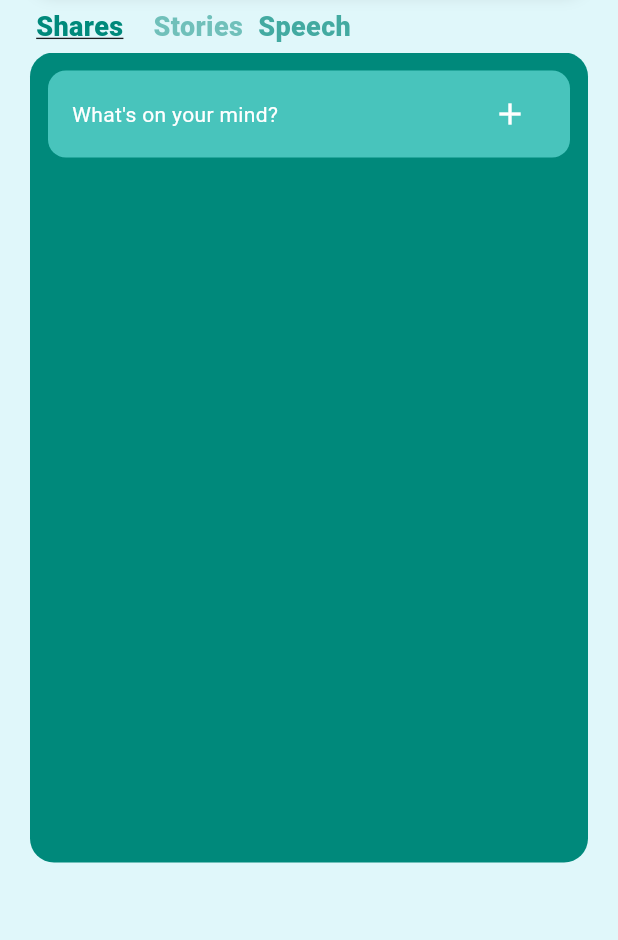
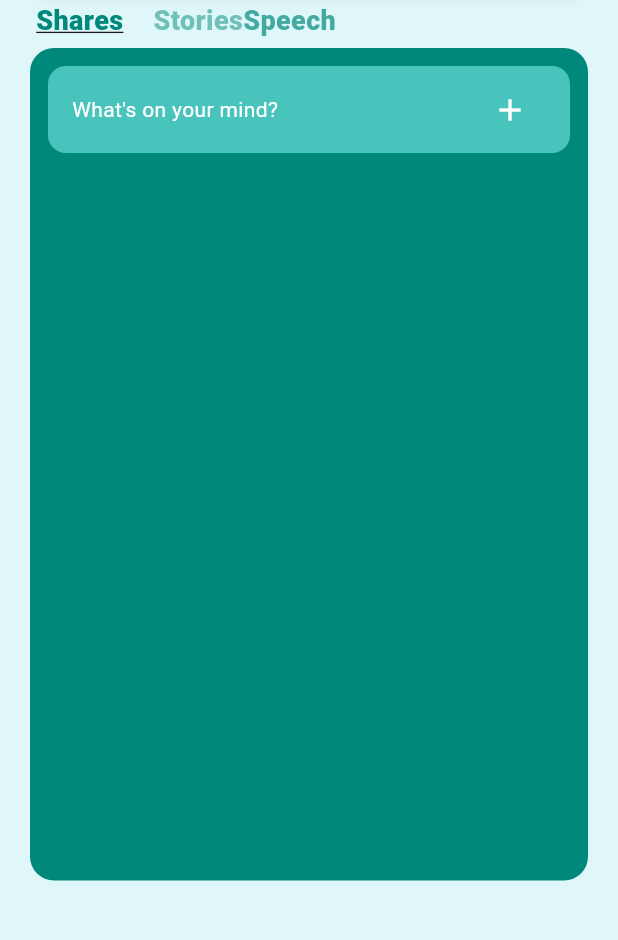
Before and after one commit to kyawnaing19/shweeshaungDaily, a Flutter app: the TeacherProfilePage screen opened directly, on a phone screen of 412 x 824 dp, the part 159-1099 px from its top. Run offline on Flutter 3.47's test engine with Material 3 defaults, Android fonts, the phone set to English and light mode, and no system bars; our stand-ins replace audioplayers, cross_file, curved_navigation_bar, dotted_border, dropdown_button2, google_fonts and 3 more; missing offline and left inert: flutter_quill, record; accounts and stored records are empty; network calls fail.

Commit message:
updated all file this nigt 14.7.25

```diff
--- a/lib/views/audio_upload_page.dart
+++ b/lib/views/audio_upload_page.dart
@@ -6,7 +6,6 @@ import 'package:record/record.dart';
 import 'package:path_provider/path_provider.dart';
 import 'package:cross_file/cross_file.dart';
 import 'package:shweeshaungdaily/services/api_service.dart';
-import 'package:shweeshaungdaily/views/audio_player_widget.dart';
 
 class AudioRecorderScreen extends StatefulWidget {
   const AudioRecorderScreen({super.key});
--- a/lib/views/audio_view.dart
+++ b/lib/views/audio_view.dart
@@ -150,7 +150,7 @@ class _ReactorAudioPageState extends State<ReactorAudioPage>
     final audio = audioList[index];
     final title = audio['title'] ?? 'No Title';
     final author = audio['teacherName'] ?? 'Unknown';
-    final audioUrl = ApiService.base + '/' + audio['fileUrl'];
+    final audioUrl = '${ApiService.base}/' + audio['fileUrl'];
     final time = audio['createdAt'] ?? '';
     return GestureDetector(
       onTap: () => _toggleCard(index),
--- a/lib/views/compose_mail.dart
+++ b/lib/views/compose_mail.dart
@@ -113,7 +113,7 @@ class _ComposeLoveLetterScreenState extends State<ComposeLoveLetterScreen>
           ],
         ),
         padding: const EdgeInsets.symmetric(horizontal: 16, vertical: 5),
-        child: Container(
+        child: SizedBox(
           height: 58,
 
           // Adjust this value to your preferred height
--- a/lib/views/letter_view.dart
+++ b/lib/views/letter_view.dart
@@ -2,6 +2,8 @@ import 'package:flutter/material.dart';
 import 'package:google_fonts/google_fonts.dart';
 
 class LoveLetterScreen extends StatelessWidget {
+  const LoveLetterScreen({super.key});
+
   // final String recipientName;
   // final String letterContent;
   // final String date;
--- a/lib/views/teacherprofile.dart
+++ b/lib/views/teacherprofile.dart
@@ -1,11 +1,14 @@
-import 'dart:io';
+// import 'dart:io'; // Removed for web compatibility
+import 'dart:typed_data';
+
 import 'package:dotted_border/dotted_border.dart';
 import 'package:flutter/material.dart';
 import 'package:google_fonts/google_fonts.dart';
 import 'package:image_picker/image_picker.dart';
-import 'package:animations/animations.dart';
+
 import 'package:shweeshaungdaily/colors.dart';
 import 'package:shweeshaungdaily/services/api_service.dart';
+import 'package:shweeshaungdaily/views/audio_upload_page.dart';
 
 final Map<String, String> audienceValueMap = {
   'Public': 'Public',
@@ -109,7 +112,6 @@ class _TeacherProfilePageState extends State<TeacherProfilePage> {
               padding: const EdgeInsets.symmetric(horizontal: 24),
               child: Row(
                 children: [
-                  // Shares Tab
                   GestureDetector(
                     onTap: () {
                       _pageController.animateToPage(
@@ -118,6 +120,7 @@ class _TeacherProfilePageState extends State<TeacherProfilePage> {
                         curve: Curves.ease,
                       );
                     },
+
                     child: Text(
                       'Shares',
                       style: TextStyle(
@@ -133,10 +136,7 @@ class _TeacherProfilePageState extends State<TeacherProfilePage> {
                       ),
                     ),
                   ),
-
                   const SizedBox(width: 20),
-
-                  // Stories Tab
                   GestureDetector(
                     onTap: () {
                       _pageController.animateToPage(
@@ -160,20 +160,26 @@ class _TeacherProfilePageState extends State<TeacherProfilePage> {
                       ),
                     ),
                   ),
-
-                  const SizedBox(width: 10),
-
-                  // Speech Tab with OpenContainer Animation
-                  Material(
-                    // Wrap with Material for proper ink splash and elevation
-                    color: Colors.transparent,
-                    child: OpenContainer(
-                      closedBuilder:
-                          (_, openContainer) => InkWell(
-                            onTap: openContainer,
-                            splashColor: kPrimaryDarkColor.withOpacity(0.1),
-                            child: Padding(
-                              padding: const EdgeInsets.symmetric(vertical: 4),
+                  GestureDetector(
+                    onTap: () {
+                      Navigator.push(
+                        context,
+                        PageRouteBuilder(
+                          transitionDuration: Duration(milliseconds: 400),
+                          pageBuilder:
+                              (_, animation, __) => AudioRecorderScreen(),
+                          transitionsBuilder: (_, animation, __, child) {
+                            return ScaleTransition(
+                              scale: animation,
+                              child: FadeTransition(
+                                opacity: animation,
+                                child: child,
+                              ),
+                            );
+                          },
+                        ),
+                      );
+                    },
                     child: Text(
                       'Speech',
                       style: TextStyle(
@@ -183,25 +189,15 @@ class _TeacherProfilePageState extends State<TeacherProfilePage> {
                       ),
                     ),
                   ),
-                          ),
-                      openBuilder: (_, __) => AudioRecorderS  ,
-                      transitionDuration: Duration(milliseconds: 500),
-                      closedColor: Colors.transparent,
-                      openColor: Colors.white,
-                      closedElevation: 0,
-                      openElevation: 6,
-                      closedShape: RoundedRectangleBorder(
-                        borderRadius: BorderRadius.circular(0),
-                      ),
-                    ),
-                  ),
                 ],
               ),
             ),
 
+            const SizedBox(height: 5),
+
             // Swipeable Shares & Stories
             SizedBox(
-              height: 540,
+              height: 555,
               child: NotificationListener<ScrollNotification>(
                 onNotification: (notification) {
                   // 👇 Absorb scroll gestures here to prevent them from bubbling up
@@ -225,20 +221,8 @@ class _TeacherProfilePageState extends State<TeacherProfilePage> {
                       ),
                       child: Column(
                         children: [
-                          InkWell(
-                            onTap: () {
-                              showModalBottomSheet(
-                                context: context,
-                                isScrollControlled: true,
-                                backgroundColor: Colors.transparent,
-                                builder:
-                                    (context) => const UploadSharesDialog(),
-                              );
-                            },
-                            child: Container(
-                              margin: const EdgeInsets.symmetric(
-                                horizontal: 12,
-                              ),
+                          Container(
+                            margin: const EdgeInsets.symmetric(horizontal: 12),
                             padding: const EdgeInsets.symmetric(
                               horizontal: 16,
                               vertical: 5,
@@ -255,17 +239,23 @@ class _TeacherProfilePageState extends State<TeacherProfilePage> {
                                     style: TextStyle(color: Colors.white),
                                   ),
                                 ),
-                                  // We'll set the IconButton's onPressed to null since the InkWell handles the main tap.
-                                  // This prevents double actions and keeps the UI clean.
                                 IconButton(
                                   icon: const Icon(
                                     Icons.add,
                                     color: Colors.white,
                                   ),
-                                    onPressed: null, // Set to null
+                                  onPressed: () {
+                                    showModalBottomSheet(
+                                      context: context,
+                                      isScrollControlled: true,
+                                      backgroundColor: Colors.transparent,
+                                      builder:
+                                          (context) =>
+                                              const UploadSharesDialog(),
+                                    );
+                                  },
                                 ),
                               ],
-                              ),
                             ),
                           ),
                           // Additional content like shared posts could go here
@@ -412,6 +402,7 @@ class _UploadSharesDialogState extends State<UploadSharesDialog> {
                 : _selectedAudience.startsWith('Sem ')
                 ? '${_selectedAudience.replaceAll('Sem ', '')} CST'
                 : _selectedAudience,
+        // On web, pass the XFile or its bytes instead of File
         photo: _selectedImage,
       );
 
@@ -997,12 +988,6 @@ class _ShowSharesDialogState extends State<ShowSharesDialog> {
                                       trackVisibility: WidgetStateProperty.all(
                                         true,
                                       ),
-                                      thumbVisibility: WidgetStateProperty.all(
-                                        true,
-                                      ),
-                                      trackVisibility: WidgetStateProperty.all(
-                                        true,
-                                      ),
                                       thumbColor: WidgetStateProperty.all(
                                         const Color(0xFF48C4BC),
                                       ),
--- a/pubspec.yaml
+++ b/pubspec.yaml
@@ -54,9 +54,7 @@ dependencies:
   record: ^6.0.0
   just_audio: ^0.10.4
   file_picker: ^10.2.0
-  record: ^6.0.0
   path_provider: ^2.1.5
-  just_audio: ^0.9.34
   cross_file: ^0.3.3
   animations: ^2.0.7
 
```
Also changed, not shown: pubspec.lock. Lines whose indentation alone changed are shown as unchanged.
